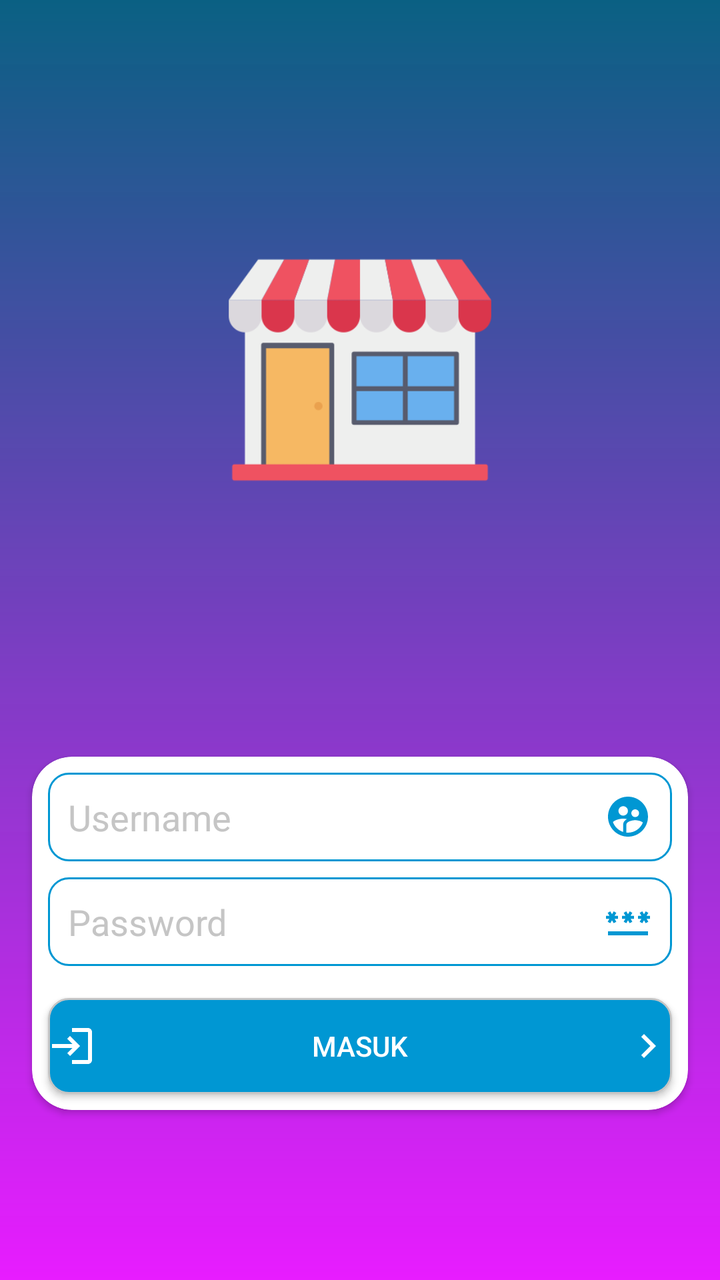
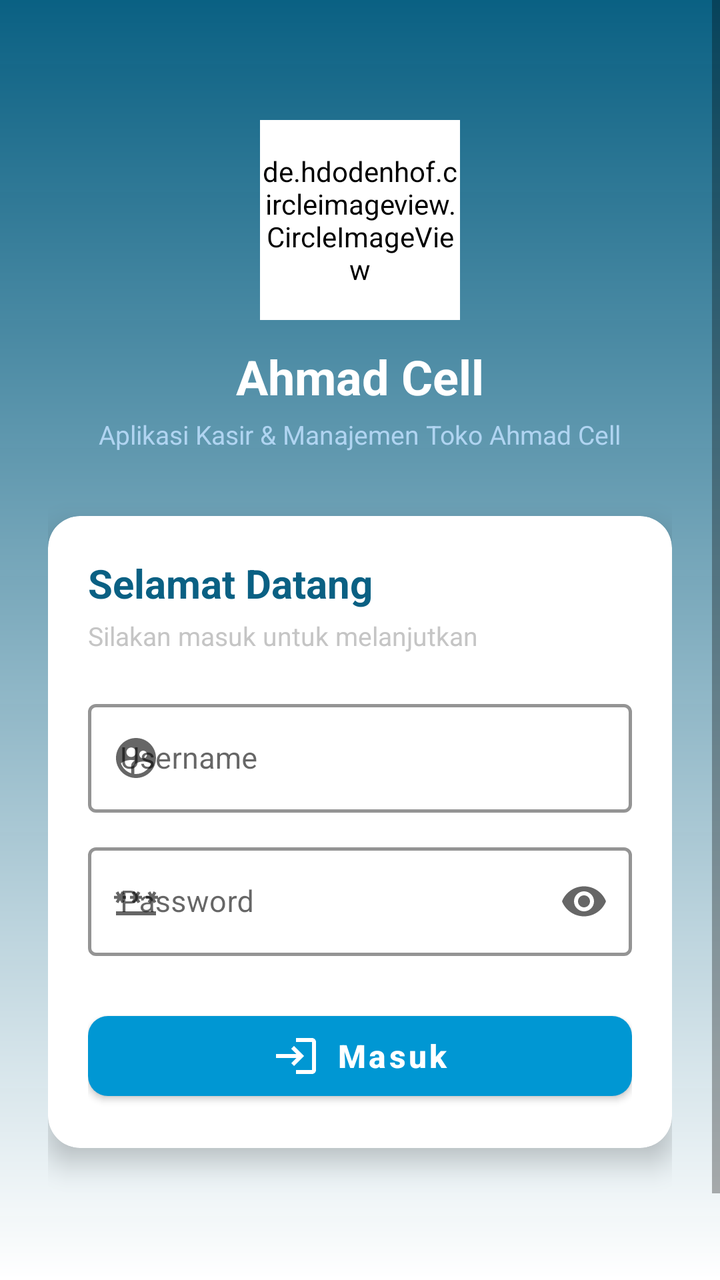

An Android layout rendered at two revisions. The XML below is the earlier revision; the diff shows what the commit changed to produce the second picture.
<!-- AndroidManifest.xml: application theme Theme.MerchantStore -->
<!-- res/layout/activity_login.xml -->
<?xml version="1.0" encoding="utf-8"?>
<androidx.constraintlayout.widget.ConstraintLayout xmlns:android="http://schemas.android.com/apk/res/android"
    xmlns:app="http://schemas.android.com/apk/res-auto"
    xmlns:tools="http://schemas.android.com/tools"
    android:id="@+id/constrainLayout"
    android:layout_width="match_parent"
    android:layout_height="match_parent"
    android:background="@drawable/gradient_background"
    tools:context=".LoginActivity">

    <androidx.cardview.widget.CardView
        android:id="@+id/cardView6"
        android:layout_width="match_parent"
        android:layout_height="wrap_content"
        android:layout_marginStart="16dp"
        android:layout_marginEnd="16dp"
        app:cardBackgroundColor="@color/white"
        app:cardCornerRadius="20dp"
        app:layout_constraintBottom_toBottomOf="parent"
        app:layout_constraintEnd_toEndOf="parent"
        app:layout_constraintStart_toStartOf="parent"
        app:layout_constraintTop_toBottomOf="@+id/imageView3">

        <androidx.constraintlayout.widget.ConstraintLayout
            android:id="@+id/linearLayout"
            android:layout_width="match_parent"
            android:layout_height="match_parent">

            <EditText
                android:id="@+id/txt_login_username"
                android:layout_width="0dp"
                android:layout_height="wrap_content"
                android:layout_marginStart="8dp"
                android:layout_marginTop="8dp"
                android:layout_marginEnd="8dp"
                android:background="@drawable/txt_round"
                android:drawableRight="@drawable/ic_baseline_supervised_user_circle_24"
                android:ems="10"
                android:hint="Username"
                android:inputType="textPersonName"
                android:textColor="@color/black"
                android:textColorHighlight="@color/grey"
                android:textColorHint="@color/grey"
                app:layout_constraintEnd_toEndOf="parent"
                app:layout_constraintStart_toStartOf="parent"
                app:layout_constraintTop_toTopOf="parent" />

            <EditText
                android:id="@+id/txt_login_password"
                android:layout_width="0dp"
                android:layout_height="wrap_content"
                android:layout_marginStart="8dp"
                android:layout_marginTop="8dp"
                android:layout_marginEnd="8dp"
                android:background="@drawable/txt_round"
                android:drawableRight="@drawable/ic_baseline_password_24"
                android:ems="10"
                android:hint="Password"
                android:inputType="textPassword"
                android:textColor="@color/black"
                android:textColorHighlight="@color/grey"
                android:textColorHint="@color/grey"
                app:layout_constraintEnd_toEndOf="parent"
                app:layout_constraintHorizontal_bias="0.0"
                app:layout_constraintStart_toStartOf="parent"
                app:layout_constraintTop_toBottomOf="@+id/txt_login_username" />

            <androidx.appcompat.widget.AppCompatButton
                android:id="@+id/btn_login_masuk"
                android:layout_width="match_parent"
                android:layout_height="wrap_content"
                android:layout_marginStart="8dp"
                android:layout_marginTop="16dp"
                android:layout_marginEnd="8dp"
                android:layout_marginBottom="8dp"
                android:background="@drawable/btn_round_blue"
                android:drawableLeft="@drawable/ic_baseline_login_24"
                android:drawableRight="@drawable/ic_baseline_navigate_next_24"
                android:text="Masuk"
                android:textColor="@color/white"
                app:layout_constraintBottom_toBottomOf="parent"
                app:layout_constraintEnd_toEndOf="parent"
                app:layout_constraintStart_toStartOf="parent"
                app:layout_constraintTop_toBottomOf="@+id/txt_login_password" />
        </androidx.constraintlayout.widget.ConstraintLayout>
    </androidx.cardview.widget.CardView>

    <ImageView
        android:id="@+id/imageView3"
        android:layout_width="200dp"
        android:layout_height="200dp"
        android:layout_marginStart="24dp"
        android:layout_marginEnd="24dp"
        android:layout_marginBottom="8dp"
        android:scaleType="fitXY"
        app:layout_constraintBottom_toTopOf="@+id/cardView6"
        app:layout_constraintEnd_toEndOf="parent"
        app:layout_constraintStart_toStartOf="parent"
        app:layout_constraintTop_toTopOf="parent"
        app:srcCompat="@drawable/shop" />

</androidx.constraintlayout.widget.ConstraintLayout>
<!-- resources referenced by this layout -->
<resources>
  <color name="black">#FF000000</color>
  <color name="grey">#C5C5C5</color>
  <color name="white">#FFFFFFFF</color>
  <!-- drawable btn_round_blue (drawable) -->
  <?xml version="1.0" encoding="utf-8"?>
  <shape xmlns:android="http://schemas.android.com/apk/res/android"
      android:padding="16dp"
      android:shape="rectangle">
      <stroke
          android:width="1dp"
          android:color="@color/grey" />
      <corners android:radius="10dp" />
      <solid android:color="@color/btn_blue" />
  </shape>
  <!-- drawable gradient_background (drawable) -->
  <?xml version="1.0" encoding="utf-8"?>
  <shape xmlns:android="http://schemas.android.com/apk/res/android"
      android:shape="rectangle">
  
      <gradient
          android:angle="90"
          android:startColor="@color/purple_200"
          android:endColor="@color/purple_700" />
  
  </shape>
  <!-- drawable ic_baseline_login_24 (drawable) -->
  <vector android:autoMirrored="true"
      android:height="24dp"
      android:tint="#FFFFFF"
      android:viewportHeight="24"
      android:viewportWidth="24"
      android:width="24dp"
      xmlns:android="http://schemas.android.com/apk/res/android">
      <path
          android:fillColor="@android:color/white"
          android:pathData="M11,7L9.6,8.4l2.6,2.6H2v2h10.2l-2.6,2.6L11,17l5,-5L11,7zM20,19h-8v2h8c1.1,0 2,-0.9 2,-2V5c0,-1.1 -0.9,-2 -2,-2h-8v2h8V19z" />
  </vector>
  <!-- drawable ic_baseline_navigate_next_24 (drawable) -->
  <vector android:autoMirrored="true"
      android:height="24dp"
      android:tint="#FFFFFF"
      android:viewportHeight="24"
      android:viewportWidth="24"
      android:width="24dp"
      xmlns:android="http://schemas.android.com/apk/res/android">
      <path
          android:fillColor="@android:color/white"
          android:pathData="M10,6L8.59,7.41 13.17,12l-4.58,4.59L10,18l6,-6z" />
  </vector>
  <!-- drawable ic_baseline_password_24 (drawable) -->
  <vector android:height="24dp"
      android:tint="@color/btn_blue"
      android:viewportHeight="24"
      android:viewportWidth="24"
      android:width="24dp"
      xmlns:android="http://schemas.android.com/apk/res/android">
      <path
          android:fillColor="@android:color/white"
          android:pathData="M2,17h20v2H2V17zM3.15,12.95L4,11.47l0.85,1.48l1.3,-0.75L5.3,10.72H7v-1.5H5.3l0.85,-1.47L4.85,7L4,8.47L3.15,7l-1.3,0.75L2.7,9.22H1v1.5h1.7L1.85,12.2L3.15,12.95zM9.85,12.2l1.3,0.75L12,11.47l0.85,1.48l1.3,-0.75l-0.85,-1.48H15v-1.5h-1.7l0.85,-1.47L12.85,7L12,8.47L11.15,7l-1.3,0.75l0.85,1.47H9v1.5h1.7L9.85,12.2zM23,9.22h-1.7l0.85,-1.47L20.85,7L20,8.47L19.15,7l-1.3,0.75l0.85,1.47H17v1.5h1.7l-0.85,1.48l1.3,0.75L20,11.47l0.85,1.48l1.3,-0.75l-0.85,-1.48H23V9.22z" />
  </vector>
  <!-- drawable txt_round (drawable) -->
  <?xml version="1.0" encoding="utf-8"?>
  <shape xmlns:android="http://schemas.android.com/apk/res/android"
      android:padding="16dp"
      android:shape="rectangle">
      <padding
          android:bottom="10dp"
          android:left="10dp"
          android:right="10dp"
          android:top="10dp" />
      <stroke
          android:width="1dp"
          android:color="@color/btn_blue" />
      <corners android:radius="10dp" />
  </shape>
  <style name="Theme.MerchantStore" parent="Theme.MaterialComponents.DayNight.DarkActionBar">
          
          <item name="colorPrimary">@color/purple_500</item>
          <item name="colorPrimaryVariant">@color/purple_700</item>
          <item name="colorOnPrimary">@color/white</item>
          
          <item name="colorSecondary">@color/teal_200</item>
          <item name="colorSecondaryVariant">@color/teal_700</item>
          <item name="colorOnSecondary">@color/black</item>
          
          <item name="android:statusBarColor" tools:targetApi="l">?attr/colorPrimaryVariant</item>
          
      </style>
  <color name="btn_blue">#0097D3</color>
  <color name="purple_200">#e81cff</color>
  <color name="purple_700">#F5005A7E</color>
  <color name="purple_500">#0097D3</color>
  <color name="teal_200">#FF03DAC5</color>
  <color name="teal_700">#FF018786</color>
  <!-- unchanged entries left out for length: 2 -->
</resources>

<!-- the commit's change to res/layout/activity_login.xml (unified diff, before → after) -->
@@ -2,101 +2,192 @@
 <androidx.constraintlayout.widget.ConstraintLayout xmlns:android="http://schemas.android.com/apk/res/android"
     xmlns:app="http://schemas.android.com/apk/res-auto"
     xmlns:tools="http://schemas.android.com/tools"
-    android:id="@+id/constrainLayout"
     android:layout_width="match_parent"
     android:layout_height="match_parent"
-    android:background="@drawable/gradient_background"
+    android:background="@drawable/gradient_background2"
     tools:context=".LoginActivity">
 
-    <androidx.cardview.widget.CardView
-        android:id="@+id/cardView6"
-        android:layout_width="match_parent"
-        android:layout_height="wrap_content"
-        android:layout_marginStart="16dp"
-        android:layout_marginEnd="16dp"
-        app:cardBackgroundColor="@color/white"
-        app:cardCornerRadius="20dp"
+    <ScrollView
+        android:layout_width="0dp"
+        android:layout_height="0dp"
+        android:fillViewport="true"
         app:layout_constraintBottom_toBottomOf="parent"
         app:layout_constraintEnd_toEndOf="parent"
         app:layout_constraintStart_toStartOf="parent"
-        app:layout_constraintTop_toBottomOf="@+id/imageView3">
+        app:layout_constraintTop_toTopOf="parent">
 
         <androidx.constraintlayout.widget.ConstraintLayout
-            android:id="@+id/linearLayout"
             android:layout_width="match_parent"
-            android:layout_height="match_parent">
+            android:layout_height="wrap_content"
+            android:paddingHorizontal="24dp"
+            android:paddingTop="40dp"
+            android:paddingBottom="80dp">
 
-            <EditText
-                android:id="@+id/txt_login_username"
-                android:layout_width="0dp"
-                android:layout_height="wrap_content"
-                android:layout_marginStart="8dp"
-                android:layout_marginTop="8dp"
-                android:layout_marginEnd="8dp"
-                android:background="@drawable/txt_round"
-                android:drawableRight="@drawable/ic_baseline_supervised_user_circle_24"
-                android:ems="10"
-                android:hint="Username"
-                android:inputType="textPersonName"
-                android:textColor="@color/black"
-                android:textColorHighlight="@color/grey"
-                android:textColorHint="@color/grey"
+            <de.hdodenhof.circleimageview.CircleImageView
+                android:id="@+id/iv_login_logo"
+                android:layout_width="100dp"
+                android:layout_height="100dp"
+                android:layout_marginTop="20dp"
+                android:src="@drawable/shop"
+                android:backgroundTint="@color/white"
                 app:layout_constraintEnd_toEndOf="parent"
                 app:layout_constraintStart_toStartOf="parent"
                 app:layout_constraintTop_toTopOf="parent" />
 
-            <EditText
-                android:id="@+id/txt_login_password"
-                android:layout_width="0dp"
+            <TextView
+                android:id="@+id/tv_login_title"
+                android:layout_width="wrap_content"
                 android:layout_height="wrap_content"
-                android:layout_marginStart="8dp"
-                android:layout_marginTop="8dp"
-                android:layout_marginEnd="8dp"
-                android:background="@drawable/txt_round"
-                android:drawableRight="@drawable/ic_baseline_password_24"
-                android:ems="10"
-                android:hint="Password"
-                android:inputType="textPassword"
-                android:textColor="@color/black"
-                android:textColorHighlight="@color/grey"
-                android:textColorHint="@color/grey"
+                android:layout_marginTop="12dp"
+                android:text="Ahmad Cell"
+                android:textColor="@color/white"
+                android:textSize="24sp"
+                android:textStyle="bold"
                 app:layout_constraintEnd_toEndOf="parent"
-                app:layout_constraintHorizontal_bias="0.0"
                 app:layout_constraintStart_toStartOf="parent"
-                app:layout_constraintTop_toBottomOf="@+id/txt_login_username" />
+                app:layout_constraintTop_toBottomOf="@+id/iv_login_logo" />
 
-            <androidx.appcompat.widget.AppCompatButton
-                android:id="@+id/btn_login_masuk"
+            <TextView
+                android:id="@+id/tv_login_subtitle"
+                android:layout_width="wrap_content"
+                android:layout_height="wrap_content"
+                android:layout_marginTop="4dp"
+                android:text="Aplikasi Kasir &amp; Manajemen Toko Ahmad Cell"
+                android:textColor="#B0D4F1"
+                android:textSize="13sp"
+                app:layout_constraintEnd_toEndOf="parent"
+                app:layout_constraintStart_toStartOf="parent"
+                app:layout_constraintTop_toBottomOf="@+id/tv_login_title" />
+
+            <androidx.cardview.widget.CardView
+                android:id="@+id/card_login"
                 android:layout_width="match_parent"
                 android:layout_height="wrap_content"
-                android:layout_marginStart="8dp"
-                android:layout_marginTop="16dp"
-                android:layout_marginEnd="8dp"
+                android:layout_marginTop="32dp"
                 android:layout_marginBottom="8dp"
-                android:background="@drawable/btn_round_blue"
-                android:drawableLeft="@drawable/ic_baseline_login_24"
-                android:drawableRight="@drawable/ic_baseline_navigate_next_24"
-                android:text="Masuk"
-                android:textColor="@color/white"
-                app:layout_constraintBottom_toBottomOf="parent"
+                app:cardBackgroundColor="@color/white"
+                app:cardCornerRadius="16dp"
+                app:cardElevation="8dp"
                 app:layout_constraintEnd_toEndOf="parent"
                 app:layout_constraintStart_toStartOf="parent"
-                app:layout_constraintTop_toBottomOf="@+id/txt_login_password" />
+                app:layout_constraintTop_toBottomOf="@+id/tv_login_subtitle">
+
+                <androidx.constraintlayout.widget.ConstraintLayout
+                    android:layout_width="match_parent"
+                    android:layout_height="wrap_content"
+                    android:padding="20dp">
+
+                    <TextView
+                        android:id="@+id/tv_login_welcome"
+                        android:layout_width="wrap_content"
+                        android:layout_height="wrap_content"
+                        android:text="Selamat Datang"
+                        android:textColor="@color/purple_700"
+                        android:textSize="20sp"
+                        android:textStyle="bold"
+                        app:layout_constraintStart_toStartOf="parent"
+                        app:layout_constraintTop_toTopOf="parent" />
+
+                    <TextView
+                        android:id="@+id/tv_login_desc"
+                        android:layout_width="wrap_content"
+                        android:layout_height="wrap_content"
+                        android:layout_marginTop="4dp"
+                        android:text="Silakan masuk untuk melanjutkan"
+                        android:textColor="@color/grey"
+                        android:textSize="13sp"
+                        app:layout_constraintStart_toStartOf="parent"
+                        app:layout_constraintTop_toBottomOf="@+id/tv_login_welcome" />
+
+                    <com.google.android.material.textfield.TextInputLayout
+                        android:id="@+id/til_username"
+                        style="@style/Widget.MaterialComponents.TextInputLayout.OutlinedBox"
+                        android:layout_width="match_parent"
+                        android:layout_height="wrap_content"
+                        android:layout_marginTop="20dp"
+                        android:hint="Username"
+                        app:boxStrokeColor="@color/btn_blue"
+                        app:boxStrokeWidth="1.5dp"
+                        app:endIconMode="clear_text"
+                        app:hintTextColor="@color/btn_blue"
+                        app:layout_constraintTop_toBottomOf="@+id/tv_login_desc"
+                        app:startIconDrawable="@drawable/ic_baseline_supervised_user_circle_24">
+
+                        <com.google.android.material.textfield.TextInputEditText
+                            android:id="@+id/txt_login_username"
+                            android:layout_width="match_parent"
+                            android:layout_height="wrap_content"
+                            android:inputType="text"
+                            android:maxLines="1"
+                            android:textColor="@color/black"
+                            android:textSize="15sp" />
+                    </com.google.android.material.textfield.TextInputLayout>
+
+                    <com.google.android.material.textfield.TextInputLayout
+                        android:id="@+id/til_password"
+                        style="@style/Widget.MaterialComponents.TextInputLayout.OutlinedBox"
+                        android:layout_width="match_parent"
+                        android:layout_height="wrap_content"
+                        android:layout_marginTop="12dp"
+                        android:hint="Password"
+                        app:boxStrokeColor="@color/btn_blue"
+                        app:boxStrokeWidth="1.5dp"
+                        app:endIconMode="password_toggle"
+                        app:hintTextColor="@color/btn_blue"
+                        app:layout_constraintTop_toBottomOf="@+id/til_username"
+                        app:startIconDrawable="@drawable/ic_baseline_password_24">
+
+                        <com.google.android.material.textfield.TextInputEditText
+                            android:id="@+id/txt_login_password"
+                            android:layout_width="match_parent"
+                            android:layout_height="wrap_content"
+                            android:inputType="textPassword"
+                            android:maxLines="1"
+                            android:textColor="@color/black"
+                            android:textSize="15sp" />
+                    </com.google.android.material.textfield.TextInputLayout>
+
+                    <com.google.android.material.button.MaterialButton
+                        android:id="@+id/btn_login_masuk"
+                        android:layout_width="match_parent"
+                        android:layout_height="52dp"
+                        android:layout_marginTop="24dp"
+                        android:padding="4dp"
+                        android:text="Masuk"
+                        android:textAllCaps="false"
+                        android:textColor="@color/white"
+                        android:textSize="16sp"
+                        android:textStyle="bold"
+                        app:backgroundTint="@color/btn_blue"
+                        app:cornerRadius="10dp"
+                        app:icon="@drawable/ic_baseline_login_24"
+                        app:iconGravity="textStart"
+                        app:layout_constraintTop_toBottomOf="@+id/til_password" />
+
+                    <ProgressBar
+                        android:id="@+id/pb_login"
+                        android:layout_width="24dp"
+                        android:layout_height="24dp"
+                        android:visibility="gone"
+                        app:layout_constraintEnd_toEndOf="@+id/btn_login_masuk"
+                        app:layout_constraintStart_toStartOf="@+id/btn_login_masuk"
+                        app:layout_constraintTop_toBottomOf="@+id/btn_login_masuk" />
+
+                </androidx.constraintlayout.widget.ConstraintLayout>
+            </androidx.cardview.widget.CardView>
+
+            <TextView
+                android:id="@+id/tv_login_version"
+                android:layout_width="wrap_content"
+                android:layout_height="wrap_content"
+                android:layout_marginTop="16dp"
+                android:gravity="center"
+                android:textColor="#90CAF9"
+                android:textSize="12sp"
+                android:textStyle="bold"
+                app:layout_constraintEnd_toEndOf="parent"
+                app:layout_constraintStart_toStartOf="parent"
+                app:layout_constraintTop_toBottomOf="@+id/card_login" />
         </androidx.constraintlayout.widget.ConstraintLayout>
-    </androidx.cardview.widget.CardView>
-
-    <ImageView
-        android:id="@+id/imageView3"
-        android:layout_width="200dp"
-        android:layout_height="200dp"
-        android:layout_marginStart="24dp"
-        android:layout_marginEnd="24dp"
-        android:layout_marginBottom="8dp"
-        android:scaleType="fitXY"
-        app:layout_constraintBottom_toTopOf="@+id/cardView6"
-        app:layout_constraintEnd_toEndOf="parent"
-        app:layout_constraintStart_toStartOf="parent"
-        app:layout_constraintTop_toTopOf="parent"
-        app:srcCompat="@drawable/shop" />
-
+    </ScrollView>
 </androidx.constraintlayout.widget.ConstraintLayout>
<!-- resource entries referenced after the edit -->
@@ -3,25 +3,14 @@
   <color name="black">#FF000000</color>
   <color name="grey">#C5C5C5</color>
   <color name="white">#FFFFFFFF</color>
-  <!-- drawable btn_round_blue (drawable) -->
-  <?xml version="1.0" encoding="utf-8"?>
-  <shape xmlns:android="http://schemas.android.com/apk/res/android"
-      android:padding="16dp"
-      android:shape="rectangle">
-      <stroke
-          android:width="1dp"
-          android:color="@color/grey" />
-      <corners android:radius="10dp" />
-      <solid android:color="@color/btn_blue" />
-  </shape>
-  <!-- drawable gradient_background (drawable) -->
+  <!-- drawable gradient_background2 (drawable) -->
   <?xml version="1.0" encoding="utf-8"?>
   <shape xmlns:android="http://schemas.android.com/apk/res/android"
       android:shape="rectangle">
   
       <gradient
           android:angle="90"
-          android:startColor="@color/purple_200"
+          android:startColor="@color/white"
           android:endColor="@color/purple_700" />
   
   </shape>
@@ -37,18 +26,6 @@
           android:fillColor="@android:color/white"
           android:pathData="M11,7L9.6,8.4l2.6,2.6H2v2h10.2l-2.6,2.6L11,17l5,-5L11,7zM20,19h-8v2h8c1.1,0 2,-0.9 2,-2V5c0,-1.1 -0.9,-2 -2,-2h-8v2h8V19z" />
   </vector>
-  <!-- drawable ic_baseline_navigate_next_24 (drawable) -->
-  <vector android:autoMirrored="true"
-      android:height="24dp"
-      android:tint="#FFFFFF"
-      android:viewportHeight="24"
-      android:viewportWidth="24"
-      android:width="24dp"
-      xmlns:android="http://schemas.android.com/apk/res/android">
-      <path
-          android:fillColor="@android:color/white"
-          android:pathData="M10,6L8.59,7.41 13.17,12l-4.58,4.59L10,18l6,-6z" />
-  </vector>
   <!-- drawable ic_baseline_password_24 (drawable) -->
   <vector android:height="24dp"
       android:tint="@color/btn_blue"
@@ -60,21 +37,6 @@
           android:fillColor="@android:color/white"
           android:pathData="M2,17h20v2H2V17zM3.15,12.95L4,11.47l0.85,1.48l1.3,-0.75L5.3,10.72H7v-1.5H5.3l0.85,-1.47L4.85,7L4,8.47L3.15,7l-1.3,0.75L2.7,9.22H1v1.5h1.7L1.85,12.2L3.15,12.95zM9.85,12.2l1.3,0.75L12,11.47l0.85,1.48l1.3,-0.75l-0.85,-1.48H15v-1.5h-1.7l0.85,-1.47L12.85,7L12,8.47L11.15,7l-1.3,0.75l0.85,1.47H9v1.5h1.7L9.85,12.2zM23,9.22h-1.7l0.85,-1.47L20.85,7L20,8.47L19.15,7l-1.3,0.75l0.85,1.47H17v1.5h1.7l-0.85,1.48l1.3,0.75L20,11.47l0.85,1.48l1.3,-0.75l-0.85,-1.48H23V9.22z" />
   </vector>
-  <!-- drawable txt_round (drawable) -->
-  <?xml version="1.0" encoding="utf-8"?>
-  <shape xmlns:android="http://schemas.android.com/apk/res/android"
-      android:padding="16dp"
-      android:shape="rectangle">
-      <padding
-          android:bottom="10dp"
-          android:left="10dp"
-          android:right="10dp"
-          android:top="10dp" />
-      <stroke
-          android:width="1dp"
-          android:color="@color/btn_blue" />
-      <corners android:radius="10dp" />
-  </shape>
   <style name="Theme.MerchantStore" parent="Theme.MaterialComponents.DayNight.DarkActionBar">
           
           <item name="colorPrimary">@color/purple_500</item>
@@ -89,7 +51,6 @@
           
       </style>
   <color name="btn_blue">#0097D3</color>
-  <color name="purple_200">#e81cff</color>
   <color name="purple_700">#F5005A7E</color>
   <color name="purple_500">#0097D3</color>
   <color name="teal_200">#FF03DAC5</color>
